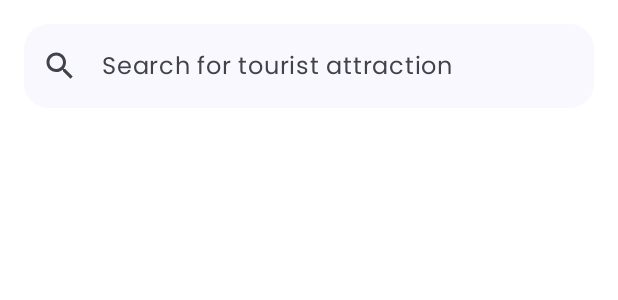
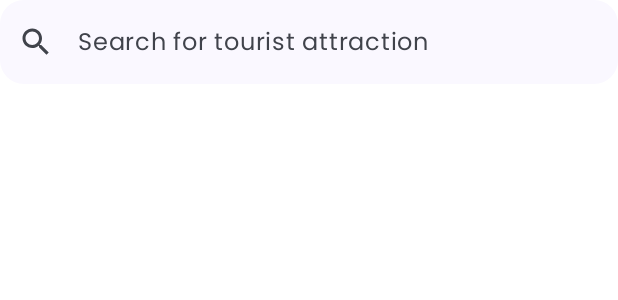
Before and after one commit to halowisata/ViVe-Android, an Android app built with Jetpack Compose: the @Preview function SearchBarPreview, on a phone screen of 412 x 824 dp. Shown: the top 300 px of the screen. Run offline under Robolectric (Android 15) with nearby library versions, the phone set to English and light mode, and no system bars.

Commit message:
style: update search bar component

```diff
--- a/app/src/main/java/academy/bangkit/jetvive/ui/components/SearchBar.kt
+++ b/app/src/main/java/academy/bangkit/jetvive/ui/components/SearchBar.kt
@@ -4,7 +4,6 @@ import academy.bangkit.jetvive.R
 import academy.bangkit.jetvive.ui.theme.JetViVeTheme
 import androidx.compose.foundation.layout.fillMaxWidth
 import androidx.compose.foundation.layout.heightIn
-import androidx.compose.foundation.layout.padding
 import androidx.compose.foundation.shape.RoundedCornerShape
 import androidx.compose.material.icons.Icons
 import androidx.compose.material.icons.filled.Search
@@ -46,7 +45,6 @@ fun SearchBar(
             Text(stringResource(R.string.placeholder_search))
         },
         modifier = modifier
-            .padding(16.dp)
             .fillMaxWidth()
             .heightIn(min = 48.dp)
             .clip(RoundedCornerShape(16.dp))
```
